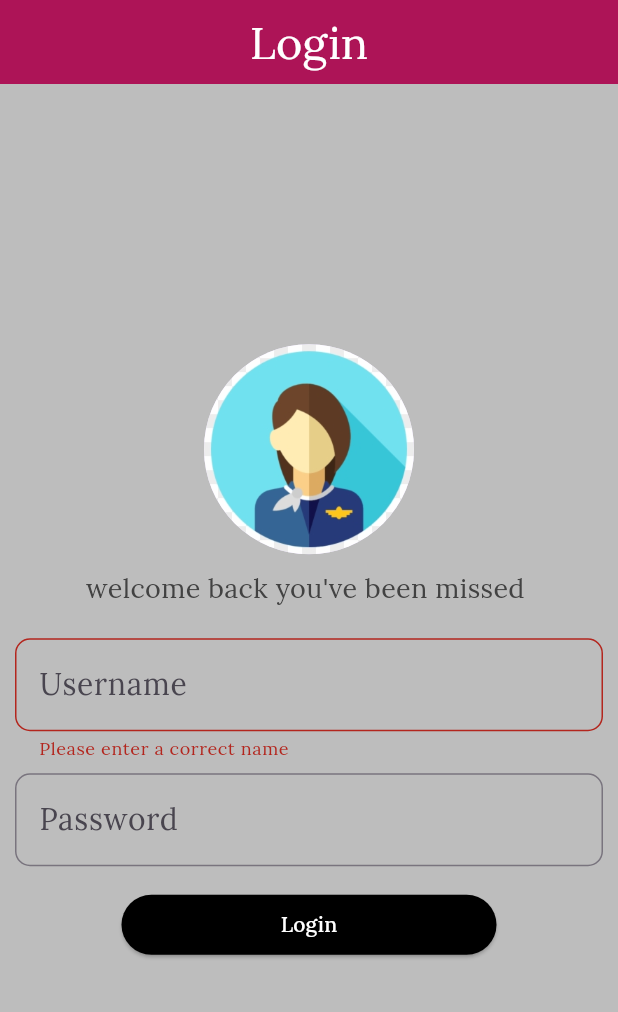
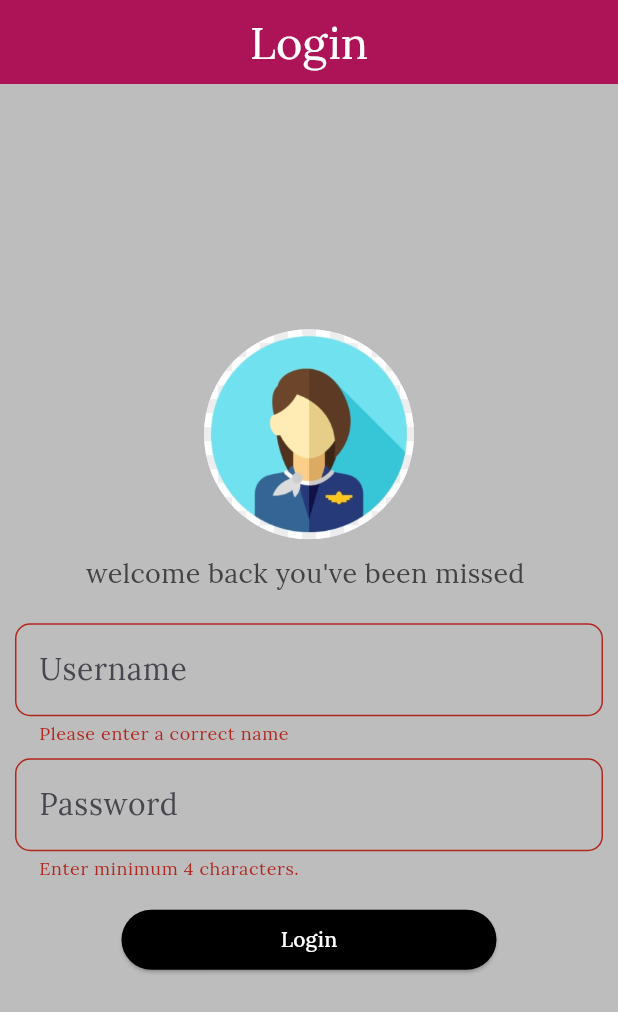
Before and after one commit to Ajaymanikandan0x/Login_using_shared_preferences, a Flutter app: the screen it shows after launch, after a tap on "Login", on a phone screen of 412 x 824 dp. Shown: the top 1012 px of the screen. Run offline on Flutter 3.47's test engine with Material 3 defaults, Android fonts, the phone set to English and light mode, and no system bars; our stand-ins replace flutter_spinkit, google_fonts, shared_preferences.

Commit message:
working well

```diff
--- a/lib/pages/Home.dart
+++ b/lib/pages/Home.dart
@@ -45,7 +45,7 @@ class Home extends StatelessWidget {
   void allert(context) => showDialog(
         context: context,
         builder: (context) => AlertDialog(
-          title: const Text('Exit'),
+          title: const Text('Exit',style: TextStyle(color: Colors.red),),
           content: const Text('Do you want to exit'),
           actions: [
             TextButton(
--- a/lib/pages/splash.dart
+++ b/lib/pages/splash.dart
@@ -14,7 +14,7 @@ class _SplashState extends State<Splash> {
   void initState() {
     // TODO: implement initState
     super.initState();
-    Future.delayed(const Duration(seconds: 3), () => get_log(context));
+    Future.delayed(const Duration(seconds: 2), () => get_log(context));
   }
 
   @override
--- a/lib/pages/sub/Input.dart
+++ b/lib/pages/sub/Input.dart
@@ -58,8 +58,8 @@ class Input extends StatelessWidget {
               ),
               obscureText: true,
               validator: (value) {
-                if (value == null && value!.length > 4) {
-                  return "Please enter a password with 4 characters ";
+                if (value!.length < 4) {
+                  return "Enter minimum 4 characters.";
                 } else {
                   return null;
                 }
```
